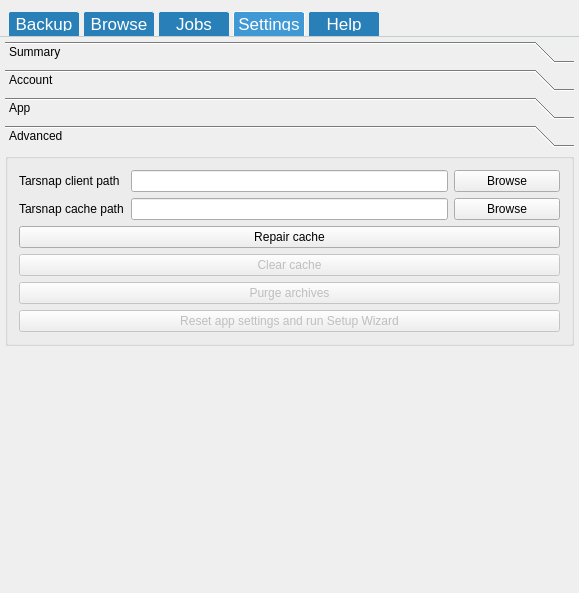
Old version of the form mainwindow.ui in the repository Tarsnap/tarsnap-gui.
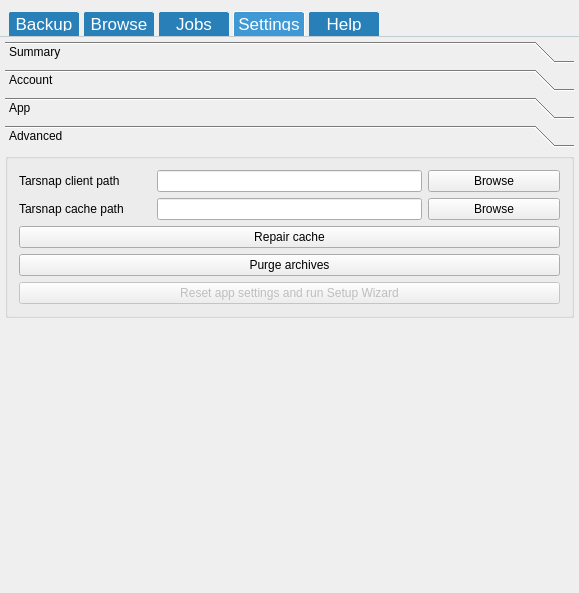
New version of the form. The open tabs and pages were chosen to show the change. Icons and pictures are not drawn. Custom widgets are drawn as their Qt base class.

Patch:
```diff
--- a/mainwindow.ui
+++ b/mainwindow.ui
@@ -79,7 +79,7 @@
 </string>
      </property>
      <property name="currentIndex">
-      <number>0</number>
+      <number>3</number>
      </property>
      <widget class="QWidget" name="backupTab">
       <property name="acceptDrops">
@@ -969,7 +969,7 @@
  }</string>
          </property>
          <property name="currentIndex">
-          <number>0</number>
+          <number>3</number>
          </property>
          <widget class="QWidget" name="settingsSummaryPage">
           <property name="geometry">
@@ -1491,7 +1491,7 @@
               <string/>
              </property>
              <layout class="QGridLayout" name="gridLayout_2">
-              <item row="0" column="1" colspan="3">
+              <item row="0" column="1" colspan="2">
                <widget class="QLineEdit" name="tarsnapPathLineEdit">
                 <property name="sizePolicy">
                  <sizepolicy hsizetype="Preferred" vsizetype="Fixed">
@@ -1511,20 +1511,7 @@
                 </property>
                </widget>
               </item>
-              <item row="3" column="0" colspan="5">
-               <widget class="QPushButton" name="clearCacheButton">
-                <property name="enabled">
-                 <bool>false</bool>
-                </property>
-                <property name="toolTip">
-                 <string>Cache size is...</string>
-                </property>
-                <property name="text">
-                 <string>Clear cache</string>
-                </property>
-               </widget>
-              </item>
-              <item row="0" column="4">
+              <item row="0" column="3">
                <widget class="QPushButton" name="tarsnapPathBrowseButton">
                 <property name="text">
                  <string>Browse</string>
@@ -1538,7 +1525,7 @@
                 </property>
                </widget>
               </item>
-              <item row="2" column="0" colspan="5">
+              <item row="2" column="0" colspan="4">
                <widget class="QPushButton" name="repairCacheButton">
                 <property name="toolTip">
                  <string>Run tarsnap --fsck</string>
@@ -1548,14 +1535,14 @@
                 </property>
                </widget>
               </item>
-              <item row="1" column="4">
+              <item row="1" column="3">
                <widget class="QPushButton" name="tarsnapCacheBrowseButton">
                 <property name="text">
                  <string>Browse</string>
                 </property>
                </widget>
               </item>
-              <item row="5" column="0" colspan="5">
+              <item row="4" column="0" colspan="4">
                <widget class="QPushButton" name="pushButton_7">
                 <property name="enabled">
                  <bool>false</bool>
@@ -1565,7 +1552,7 @@
                 </property>
                </widget>
               </item>
-              <item row="1" column="1" colspan="3">
+              <item row="1" column="1" colspan="2">
                <widget class="QLineEdit" name="tarsnapCacheLineEdit">
                 <property name="sizePolicy">
                  <sizepolicy hsizetype="Preferred" vsizetype="Fixed">
@@ -1578,10 +1565,10 @@
                 </property>
                </widget>
               </item>
-              <item row="4" column="0" colspan="5">
+              <item row="3" column="0" colspan="4">
                <widget class="QPushButton" name="purgeArchivesButton">
-                <property name="enabled">
-                 <bool>false</bool>
+                <property name="toolTip">
+                 <string>Nukes all archives</string>
                 </property>
                 <property name="text">
                  <string>Purge archives</string>
```
